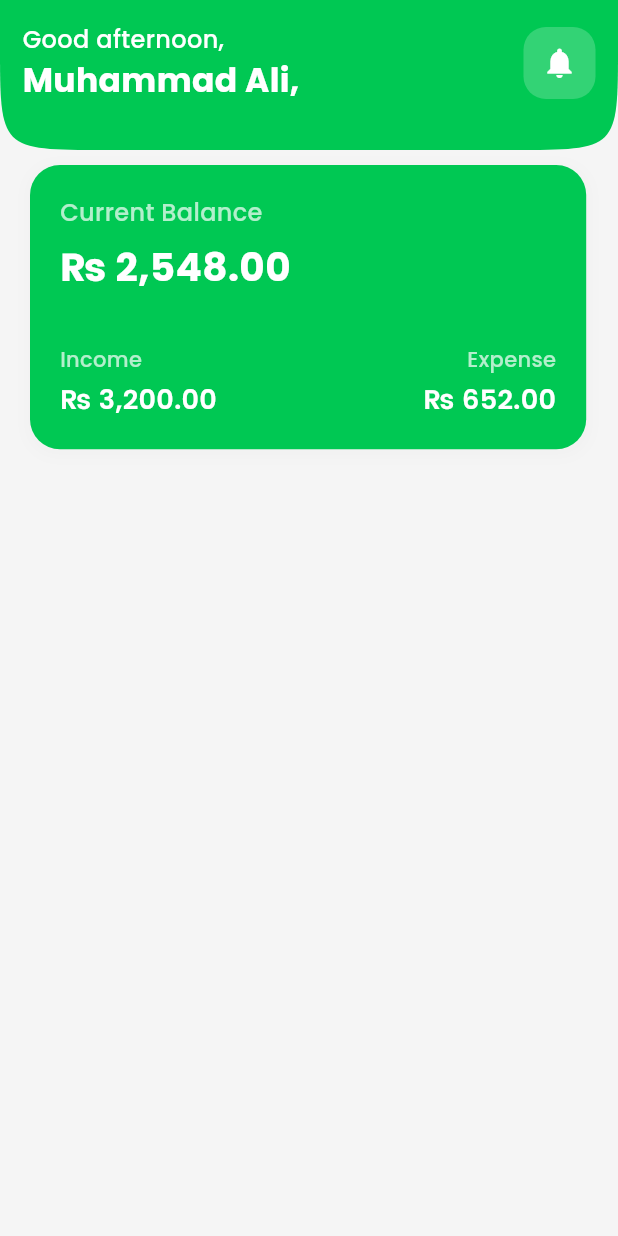
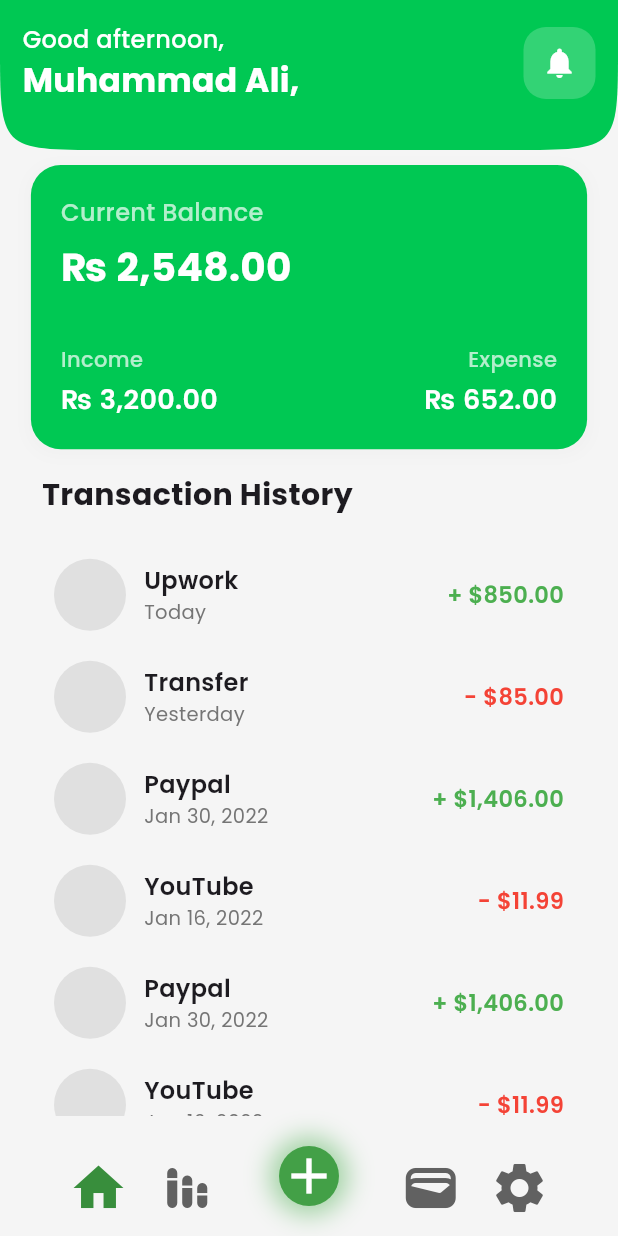
Before and after one commit to alizahid04/BudgetMate, a Flutter app: the screen it shows after launch, on a phone screen of 412 x 824 dp. Run offline on Flutter 3.47's test engine with Material 3 defaults, Android fonts, the phone set to English and light mode, and no system bars; our stand-ins replace google_fonts.

Commit message:
Home Screen UI

```diff
--- a/lib/Screens/home_screen.dart
+++ b/lib/Screens/home_screen.dart
@@ -71,6 +71,8 @@ class _HomePageState extends State<HomePage> {
           children: [
             SizedBox(height: 10,),
             homeCard(),
+            TransactionListPage(),
+            myAppBar(),
           ],
         ),
       ),
@@ -192,3 +194,159 @@ class _homeCardState extends State<homeCard> {
     );
   }
 }
+class TransactionListPage extends StatelessWidget {
+  const TransactionListPage({super.key});
+
+  Widget transactionRow(
+      String title, String date, String amount, Color amountColor) {
+    return Padding(
+      padding: const EdgeInsets.symmetric(horizontal: 16.0, vertical: 10),
+      child: Row(
+        children: [
+          // Just a circle placeholder
+          CircleAvatar(
+            radius: 24,
+            backgroundColor: Colors.grey[300],
+          ),
+          const SizedBox(width: 12),
+          // Title and Date
+          Expanded(
+            child: Column(
+              crossAxisAlignment: CrossAxisAlignment.start,
+              children: [
+                Text(title,
+                    style: GoogleFonts.poppins(
+                        fontSize: 16, fontWeight: FontWeight.w600)),
+                Text(date,
+                    style: GoogleFonts.poppins(
+                        fontSize: 13, color: Colors.grey[600])),
+              ],
+            ),
+          ),
+          // Amount
+          Text(amount,
+              style: GoogleFonts.poppins(
+                  fontSize: 15,
+                  fontWeight: FontWeight.w600,
+                  color: amountColor)),
+        ],
+      ),
+    );
+  }
+
+  @override
+  Widget build(BuildContext context) {
+    return Expanded(
+      child: Column(
+        crossAxisAlignment: CrossAxisAlignment.start,
+        children: [
+          Padding(
+            padding: const EdgeInsets.symmetric(horizontal:8, vertical: 16),
+            child: Text(
+              "Transaction History",
+              style: GoogleFonts.poppins(
+                fontSize: 20,
+                fontWeight: FontWeight.bold,
+              ),
+            ),
+          ),
+          SizedBox(height: 2,),
+          Expanded(
+            child: ListView(
+              children: [
+                transactionRow("Upwork", "Today", "+ \$850.00", Colors.green),
+                transactionRow("Transfer", "Yesterday", "- \$85.00", Colors.red),
+                transactionRow("Paypal", "Jan 30, 2022", "+ \$1,406.00", Colors.green),
+                transactionRow("YouTube", "Jan 16, 2022", "- \$11.99", Colors.red),
+                transactionRow("Paypal", "Jan 30, 2022", "+ \$1,406.00", Colors.green),
+                transactionRow("YouTube", "Jan 16, 2022", "- \$11.99", Colors.red),
+              ],
+            ),
+          ),
+        ],
+      ),
+    );
+  }
+}
+class myAppBar extends StatefulWidget {
+  const myAppBar({super.key});
+
+  @override
+  State<myAppBar> createState() => _myAppBarState();
+}
+
+class _myAppBarState extends State<myAppBar> {
+  @override
+  Widget build(BuildContext context) {
+    return BottomAppBar(
+      color: Colors.transparent,
+      shape: const CircularNotchedRectangle(),
+      child: SizedBox(
+        child: Padding(
+          padding: const EdgeInsets.symmetric( vertical: 8.0),
+          child: Row(
+            mainAxisAlignment: MainAxisAlignment.spaceAround,
+            children: [
+              IconButton(
+                onPressed: () {},
+                icon: const Icon(Icons.home),
+                color: Colors.green[700],
+                tooltip: 'Home',
+                iconSize: 40,
+              ),
+              IconButton(
+                onPressed: () {},
+                icon: const Icon(Icons.stacked_bar_chart_rounded),
+                color: Colors.grey[700],
+                tooltip: 'Stats',
+                iconSize: 40,
+              ),
+              Container(
+                width: 100,
+                height: 100,
+                decoration: BoxDecoration(
+                  shape: BoxShape.circle,
+                  color: Colors.green[600],
+                  boxShadow: [
+                    BoxShadow(
+                      color: Colors.green.withOpacity(0.5),
+                      spreadRadius: 6,
+                      blurRadius: 14,
+
+                    ),
+                  ],
+                ),
+                child: Center(
+                  child: IconButton(
+                    onPressed: () {},
+                    icon: const Icon(Icons.add),
+                    color: Colors.white,
+                    iconSize: 40,
+                    padding: EdgeInsets.zero,
+                    constraints: const BoxConstraints(),
+                    tooltip: 'Add',
+                    splashRadius: 28,  // nice tap ripple radius
+                  ),
+                ),
+              ),
+              IconButton(
+                onPressed: () {},
+                icon: const Icon(Icons.wallet),
+                color: Colors.grey[700],
+                tooltip: 'Wallet',
+                iconSize: 40,
+              ),
+              IconButton(
+                onPressed: () {},
+                icon: const Icon(Icons.settings),
+                color: Colors.grey[700],
+                tooltip: 'Settings',
+                iconSize: 40,
+              ),
+            ],
+          ),
+        ),
+      ),
+    );
+  }
+}
--- a/lib/main.dart
+++ b/lib/main.dart
@@ -2,7 +2,6 @@ import 'package:budgetmate/Screens/home_screen.dart';
 import 'package:budgetmate/Screens/name_input_screen.dart';
 import 'package:flutter/material.dart';
 import 'Screens/start_screen.dart';
-
 void main() {
   runApp(const MyApp());
 }
```
